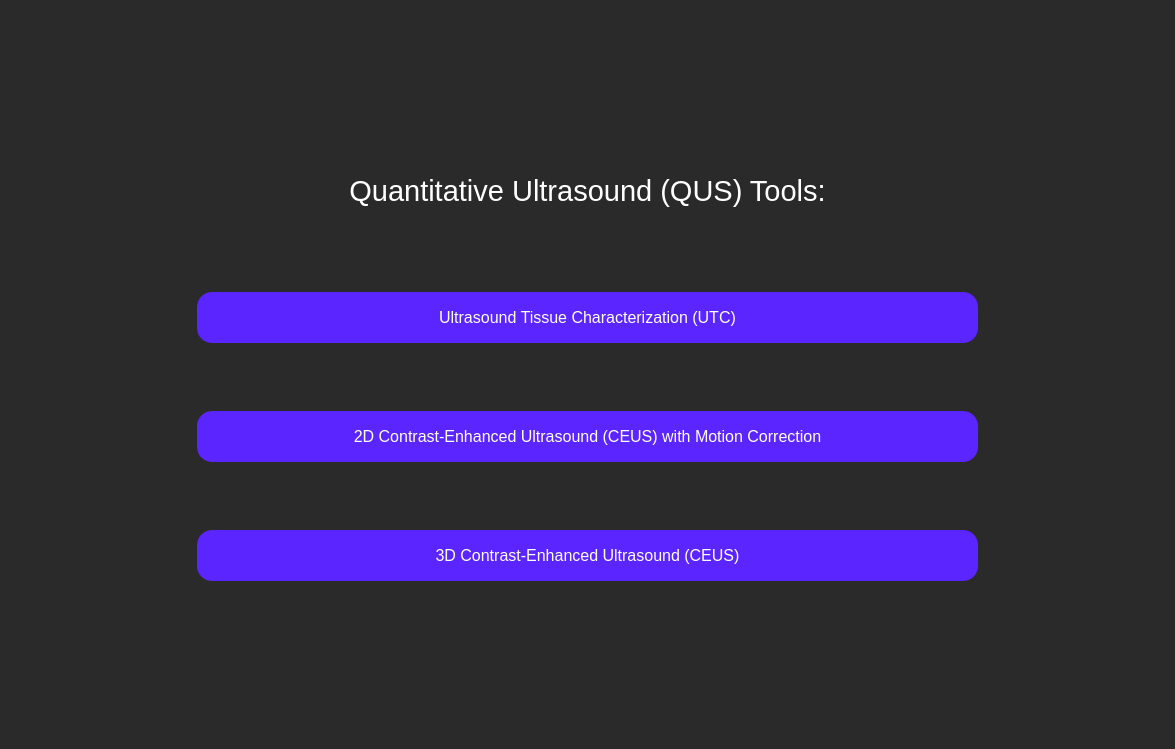
This is welcome.ui in azifan/Qultra as Qt 5 draws it before an edit. The edited form follows.
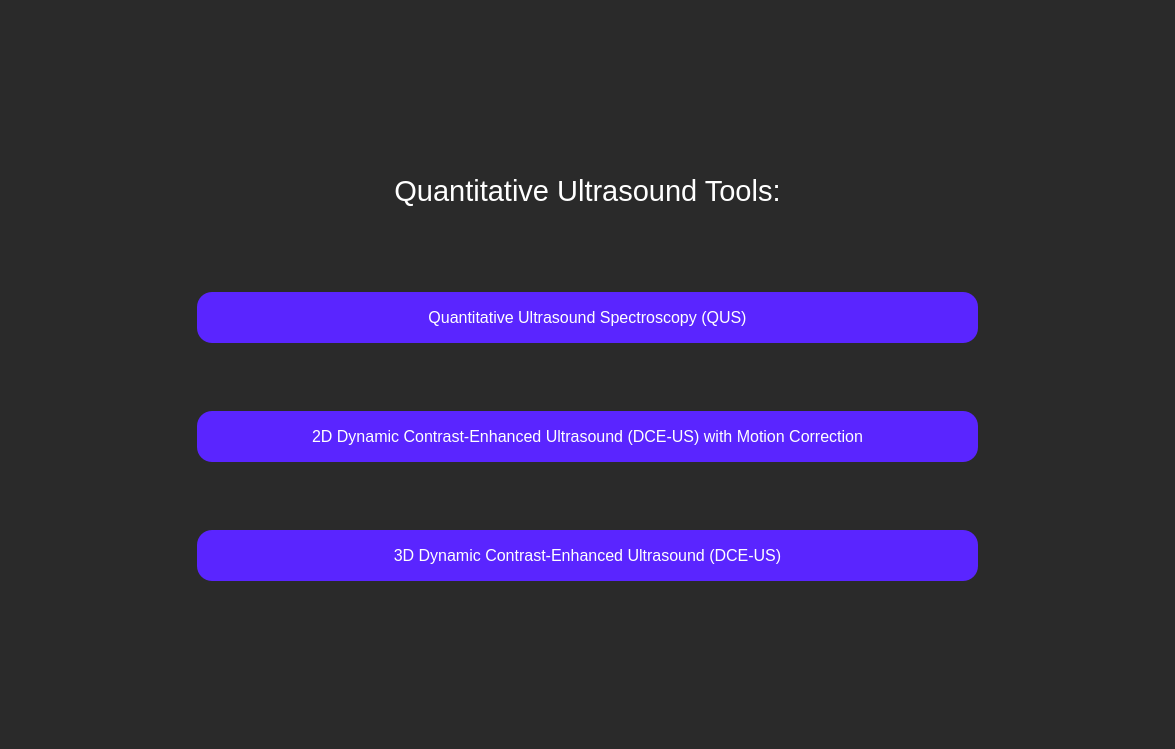
This is the edited form.

```diff
--- a/welcome.ui
+++ b/welcome.ui
@@ -68,7 +68,7 @@
 }</string>
       </property>
       <property name="text">
-       <string>Quantitative Ultrasound (QUS) Tools:</string>
+       <string>Quantitative Ultrasound Tools:</string>
       </property>
       <property name="textFormat">
        <enum>Qt::AutoText</enum>
@@ -104,7 +104,7 @@
 }</string>
       </property>
       <property name="text">
-       <string>Ultrasound Tissue Characterization (UTC)</string>
+       <string>Quantitative Ultrasound Spectroscopy (QUS)</string>
       </property>
      </widget>
     </item>
@@ -128,7 +128,7 @@
 }</string>
       </property>
       <property name="text">
-       <string>2D Contrast-Enhanced Ultrasound (CEUS) with Motion Correction</string>
+       <string>2D Dynamic Contrast-Enhanced Ultrasound (DCE-US) with Motion Correction</string>
       </property>
      </widget>
     </item>
@@ -152,7 +152,7 @@
 }</string>
       </property>
       <property name="text">
-       <string>3D Contrast-Enhanced Ultrasound (CEUS)</string>
+       <string>3D Dynamic Contrast-Enhanced Ultrasound (DCE-US)</string>
       </property>
      </widget>
     </item>
```
Left out of the diff: 6 changed lines with no effect on the pictures.
